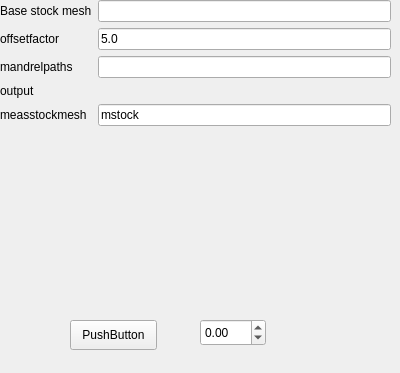
This is freecadmacros/stockviewertask.ui in trilbytim/geodesic as Qt 5 draws it before an edit. The edited form follows.
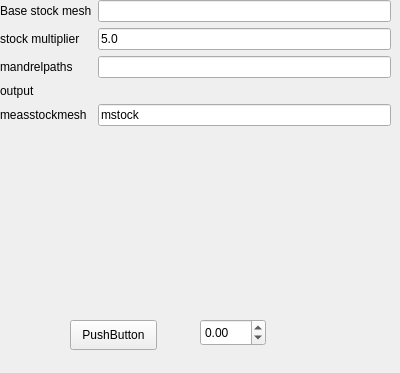
This is the edited form.

```diff
--- a/freecadmacros/stockviewertask.ui
+++ b/freecadmacros/stockviewertask.ui
@@ -109,7 +109,7 @@
     <item row="1" column="0">
      <widget class="QLabel" name="laboffsetfactor">
       <property name="text">
-       <string>offsetfactor</string>
+       <string>stock multiplier</string>
       </property>
      </widget>
     </item>
```
Left out of the diff: 4 changed lines with no effect on the pictures.
